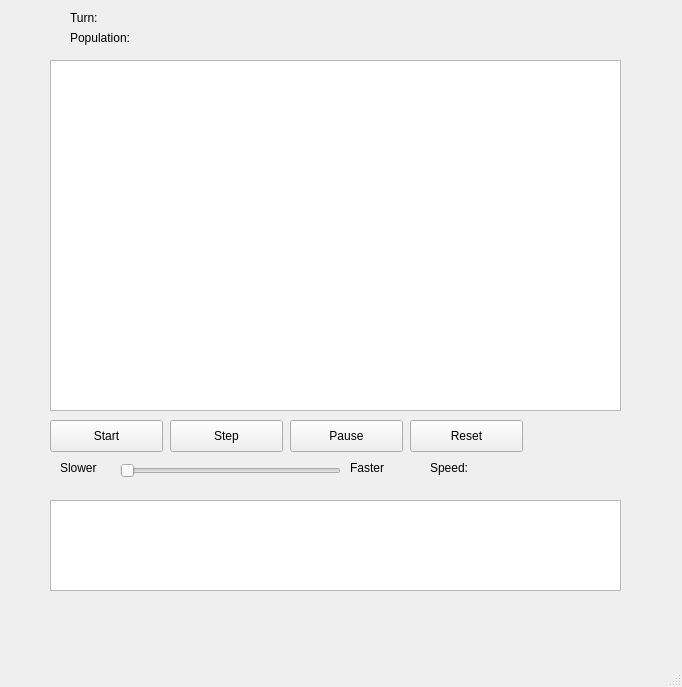
Old version of the form life/mainwindow.ui in the repository Oceanestars/Game-Of-Life.
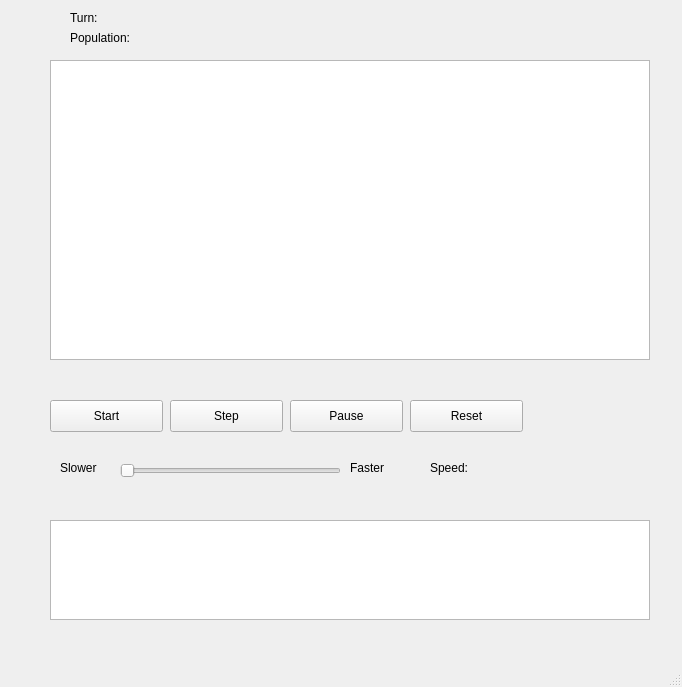
New version of the form.

```diff
--- a/life/mainwindow.ui
+++ b/life/mainwindow.ui
@@ -19,8 +19,8 @@
      <rect>
       <x>50</x>
       <y>60</y>
-      <width>571</width>
-      <height>351</height>
+      <width>600</width>
+      <height>300</height>
      </rect>
     </property>
     <property name="verticalScrollBarPolicy">
@@ -37,7 +37,7 @@
     <property name="geometry">
      <rect>
       <x>50</x>
-      <y>420</y>
+      <y>400</y>
       <width>113</width>
       <height>32</height>
      </rect>
@@ -50,7 +50,7 @@
     <property name="geometry">
      <rect>
       <x>170</x>
-      <y>420</y>
+      <y>400</y>
       <width>113</width>
       <height>32</height>
      </rect>
@@ -63,7 +63,7 @@
     <property name="geometry">
      <rect>
       <x>290</x>
-      <y>420</y>
+      <y>400</y>
       <width>113</width>
       <height>32</height>
      </rect>
@@ -76,7 +76,7 @@
     <property name="geometry">
      <rect>
       <x>410</x>
-      <y>420</y>
+      <y>400</y>
       <width>113</width>
       <height>32</height>
      </rect>
@@ -115,9 +115,9 @@
     <property name="geometry">
      <rect>
       <x>50</x>
-      <y>500</y>
-      <width>571</width>
-      <height>91</height>
+      <y>520</y>
+      <width>600</width>
+      <height>100</height>
      </rect>
     </property>
     <property name="verticalScrollBarPolicy">
```
